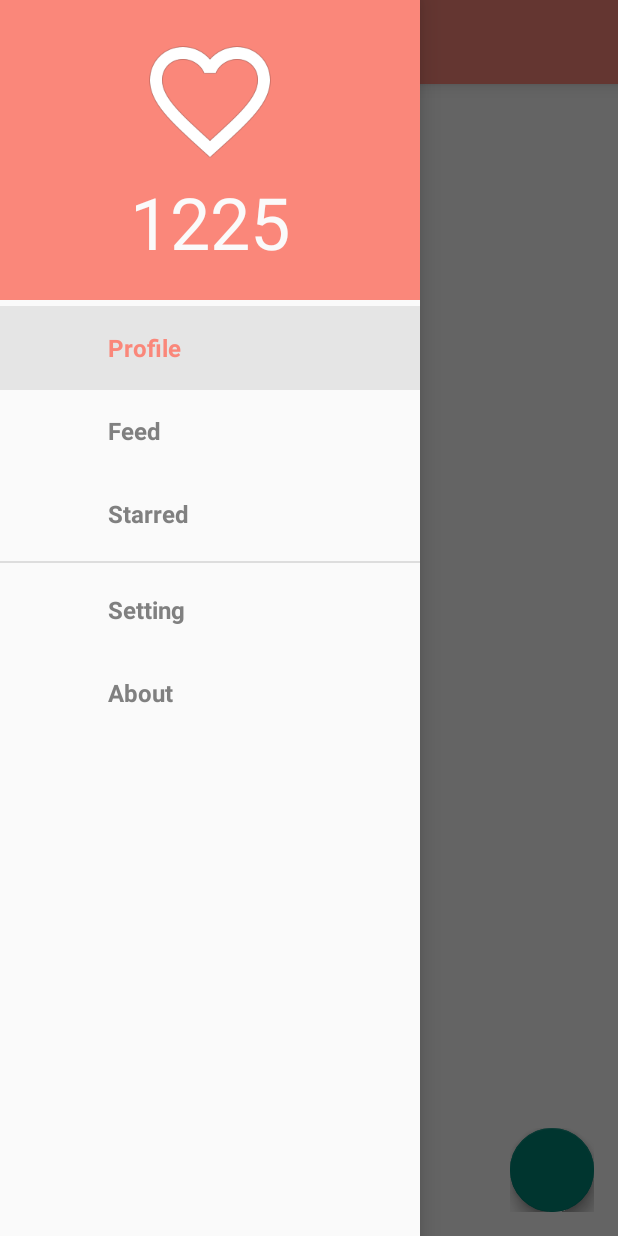
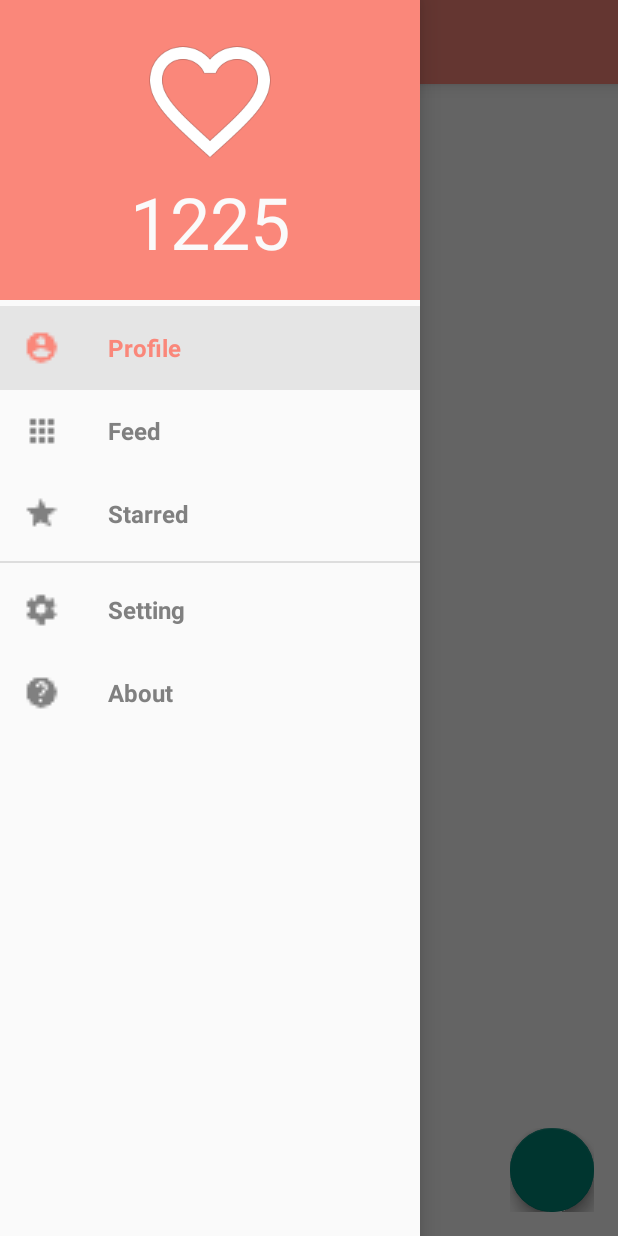
Before and after one commit to mqqza/magic, an Android app: the screen it shows after launch (MainActivity), on a phone screen of 412 x 824 dp. Run offline under Robolectric (Android 15) with nearby library versions, the phone set to English and light mode, and no system bars; libraries missing offline, so code that uses them is left out: com.nostra13.universalimageloader; plain views replace FloatingActionButton, FloatingActionsMenu; 3 statements that could not run were skipped.

Commit message:
CHANGE Reduce swipe range navigation drawer 10 -> 2

```diff
--- a/app/src/main/java/com/soulreaverq/magic/MainActivity.java
+++ b/app/src/main/java/com/soulreaverq/magic/MainActivity.java
@@ -39,9 +39,8 @@ public class MainActivity extends AppCompatActivity
 
         DrawerLayout mDrawerLayout = (DrawerLayout) findViewById(R.id.drawer_layout);
 
-        Field mDragger;
         try {
-            mDragger = mDrawerLayout.getClass().getDeclaredField(
+            Field mDragger = mDrawerLayout.getClass().getDeclaredField(
                     "mLeftDragger");
             mDragger.setAccessible(true);
             ViewDragHelper draggerObj = (ViewDragHelper) mDragger
@@ -50,7 +49,7 @@ public class MainActivity extends AppCompatActivity
                     "mEdgeSize");
             mEdgeSize.setAccessible(true);
             int edge = mEdgeSize.getInt(draggerObj);
-            mEdgeSize.setInt(draggerObj, edge * 10);
+            mEdgeSize.setInt(draggerObj, edge * 2);
         } catch (Exception e) {
             e.printStackTrace();
         }
--- a/app/src/main/java/com/soulreaverq/magic/MyFragment2.java
+++ b/app/src/main/java/com/soulreaverq/magic/MyFragment2.java
@@ -94,13 +94,14 @@ public class MyFragment2 extends android.support.v4.app.Fragment implements Swip
 
         @Override
         protected String doInBackground(Void... params) {
-            myApp.addItem(new Picture("drawable://" + R.drawable.example1, 10));
-            mGridView.getAdapter().notifyDataSetChanged();
+            myApp.addItem(new Picture("drawable://" + R.drawable.example6, 10));
+
             return null;
         }
 
         @Override
         protected void onPostExecute(String string) {
+            mGridView.getAdapter().notifyDataSetChanged();
             mSwipeRefreshLayout.setRefreshing(false);
         }
     }
--- a/app/src/main/java/com/soulreaverq/magic/NavigationDrawerAdapter.java
+++ b/app/src/main/java/com/soulreaverq/magic/NavigationDrawerAdapter.java
@@ -64,8 +64,8 @@ public class NavigationDrawerAdapter extends ArrayAdapter<NavigationDrawerAdapte
             final ImageView ivIcon = (ImageView) convertView.findViewById(R.id.ivIcon);
             TextView tvLabel = (TextView) convertView.findViewById(R.id.tvLabel);
             tvLabel.setText(item.mLabel);
-            ImageLoader.getInstance().displayImage("drawable://" + item.mIconResId, ivIcon);
-            //ivIcon.setImageResource(item.mIconResId);
+            //ImageLoader.getInstance().displayImage("drawable://" + item.mIconResId, ivIcon);
+            ivIcon.setImageResource(item.mIconResId);
             ivIcon.setColorFilter(Color.rgb(128, 128, 128), PorterDuff.Mode.SRC_IN);
             if (position == mItemSelected) {
                 ivIcon.setColorFilter(Color.rgb(250, 135, 122), PorterDuff.Mode.SRC_IN);
--- a/build.gradle
+++ b/build.gradle
@@ -5,7 +5,7 @@ buildscript {
         jcenter()
     }
     dependencies {
-        classpath 'com.android.tools.build:gradle:1.1.0'
+        classpath 'com.android.tools.build:gradle:1.2.2'
 
         // NOTE: Do not place your application dependencies here; they belong
         // in the individual module build.gradle files
```
